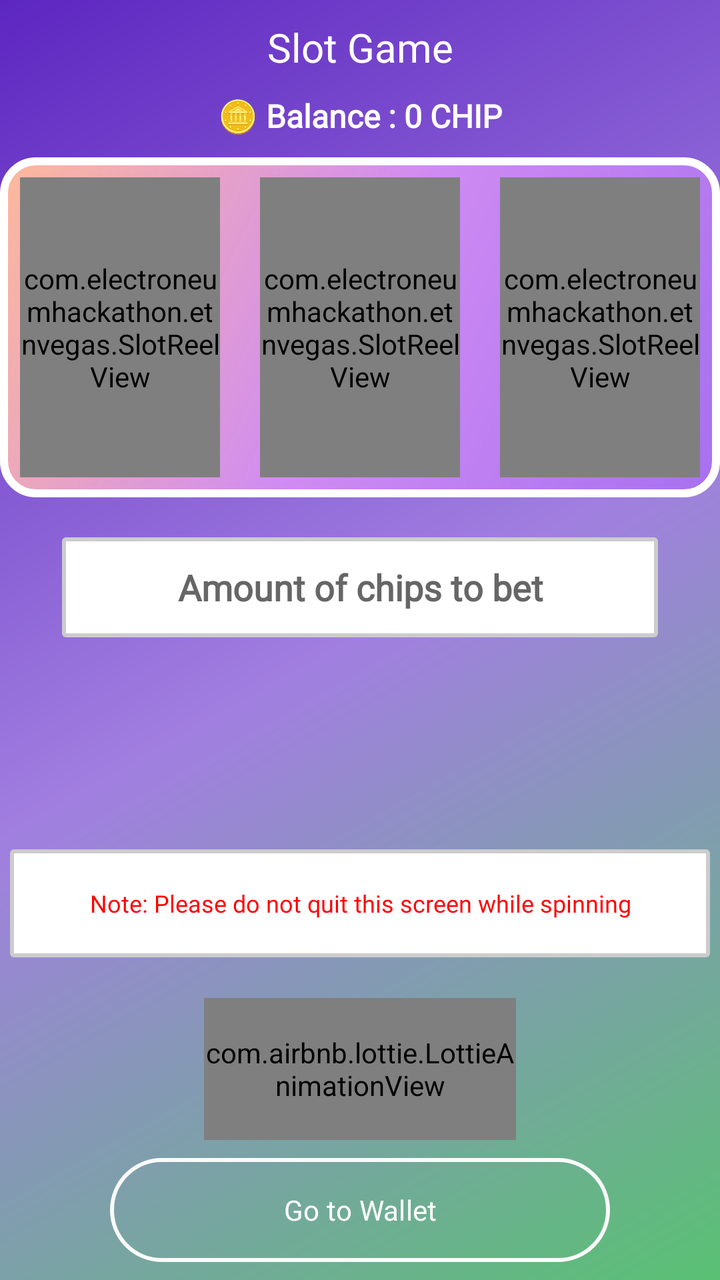
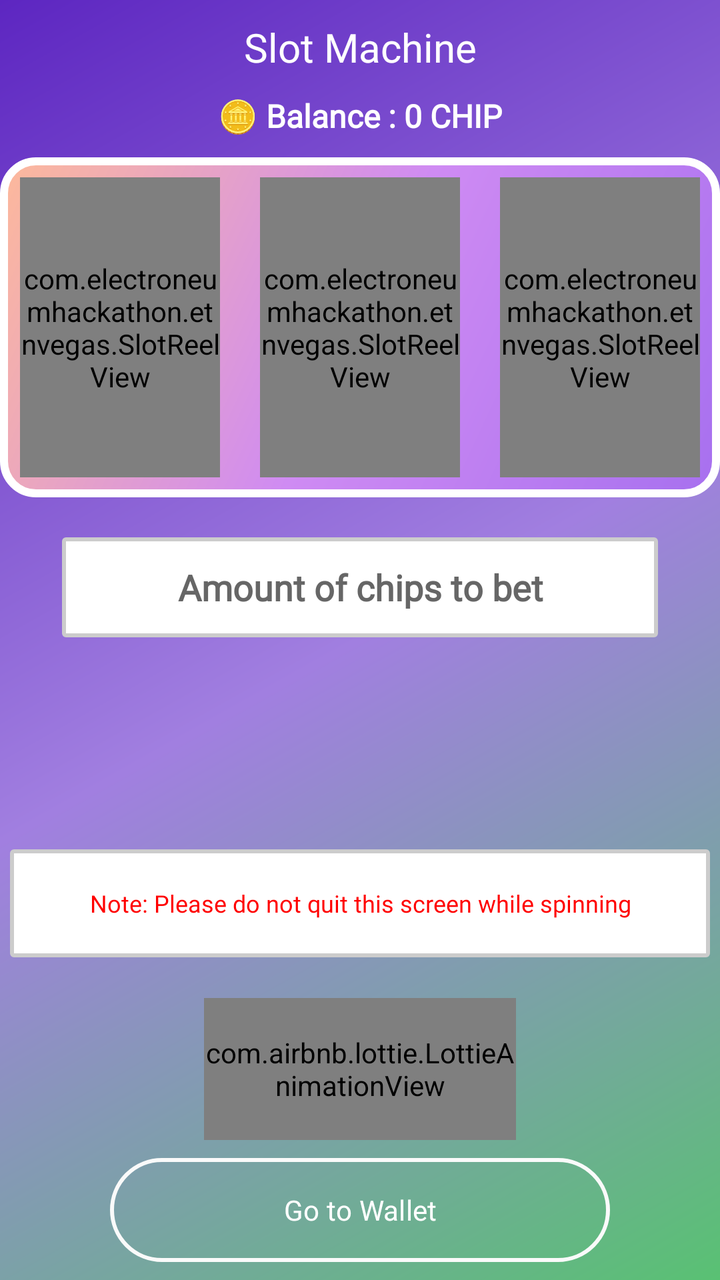

An Android layout rendered at two revisions. The XML below is the earlier revision; the diff shows what the commit changed to produce the second picture.
<!-- AndroidManifest.xml: application theme Theme.EtnVegas -->
<!-- res/layout/activity_slot_game.xml -->
<?xml version="1.0" encoding="utf-8"?>
<androidx.constraintlayout.widget.ConstraintLayout xmlns:android="http://schemas.android.com/apk/res/android"
    xmlns:app="http://schemas.android.com/apk/res-auto"
    xmlns:tools="http://schemas.android.com/tools"
    android:id="@+id/main"
    android:layout_width="match_parent"
    android:layout_height="match_parent"
    android:background="@drawable/gradient_background"
    tools:context="com.electroneumhackathon.etnvegas.SlotGameActivity">


    <TextView
        android:id="@+id/header"
        android:layout_width="wrap_content"
        android:layout_height="wrap_content"
        android:layout_marginTop="10dp"
        android:fontFamily="@font/marko_one"
        android:text="Slot Game"
        android:textColor="@color/white"
        android:textSize="20sp"
        app:layout_constraintEnd_toEndOf="parent"
        app:layout_constraintStart_toStartOf="parent"
        app:layout_constraintTop_toTopOf="parent" />

    

    <TextView
        android:id="@+id/balance_view"
        android:layout_width="241dp"
        android:layout_height="wrap_content"
        android:layout_marginStart="10dp"
        android:layout_marginTop="10dp"
        android:layout_marginEnd="10dp"
        android:fontFamily="@font/lustria"
        android:gravity="center"
        android:text="🪙 Balance : 0 CHIP"
        android:textColor="#FFFFFF"
        android:textSize="16sp"
        android:textStyle="bold"
        app:layout_constraintEnd_toEndOf="parent"
        app:layout_constraintStart_toStartOf="parent"
        app:layout_constraintTop_toBottomOf="@+id/header" />

    <LinearLayout
        android:id="@+id/slotContainer"
        android:layout_width="wrap_content"
        android:layout_height="wrap_content"
        android:layout_marginTop="10dp"
        android:background="@drawable/slot_gradient_layout_background"
        android:gravity="center"
        android:orientation="horizontal"
        app:layout_constraintEnd_toEndOf="parent"
        app:layout_constraintStart_toStartOf="parent"
        app:layout_constraintTop_toBottomOf="@id/balance_view">

        
        <com.electroneumhackathon.etnvegas.SlotReelView
            android:id="@+id/slot1"
            android:layout_width="100dp"
            android:layout_height="150dp"
            android:layout_margin="10dp"
            android:background="@drawable/slot_background" />

        <com.electroneumhackathon.etnvegas.SlotReelView
            android:id="@+id/slot2"
            android:layout_width="100dp"
            android:layout_height="150dp"
            android:layout_margin="10dp"
            android:background="@drawable/slot_background" />

        <com.electroneumhackathon.etnvegas.SlotReelView
            android:id="@+id/slot3"
            android:layout_width="100dp"
            android:layout_height="150dp"
            android:layout_margin="10dp"
            android:background="@drawable/slot_background" />

    </LinearLayout>

    <EditText
        android:id="@+id/bet_chip_amount_text"
        android:layout_width="298dp"
        android:layout_height="50dp"
        android:layout_marginStart="10dp"
        android:layout_marginTop="20dp"
        android:layout_marginEnd="10dp"
        android:background="@drawable/edit_text_box"
        android:ems="10"
        android:fontFamily="@font/lustria"
        android:gravity="center"
        android:hint="Amount of chips to bet"
        android:inputType="number"
        android:textColor="#000000"
        android:textColorHint="#666666"
        android:textStyle="bold"
        app:layout_constraintEnd_toEndOf="parent"
        app:layout_constraintStart_toStartOf="parent"
        app:layout_constraintTop_toBottomOf="@+id/slotContainer" />

    <TextView
        android:id="@+id/error_message"
        android:layout_width="351dp"
        android:layout_height="23dp"
        android:layout_marginStart="10dp"
        android:layout_marginTop="2dp"
        android:layout_marginEnd="10dp"
        android:background="@drawable/edit_text_box"
        android:backgroundTint="#FFFFFF"
        android:fontFamily="@font/marko_one"
        android:gravity="center"
        android:padding="5dp"
        android:text="Note: Please do not quit this screen while spinning"
        android:textColor="#FF0000"
        android:textSize="10sp"
        android:visibility="invisible"
        app:layout_constraintEnd_toEndOf="parent"
        app:layout_constraintStart_toStartOf="parent"
        app:layout_constraintTop_toBottomOf="@+id/bet_chip_amount_text" />

    <Button
        android:id="@+id/spinButton"
        android:layout_width="165dp"
        android:layout_height="61dp"
        android:layout_marginStart="10dp"
        android:layout_marginTop="10dp"
        android:layout_marginEnd="10dp"
        android:backgroundTint="#FFFFFF"
        android:enabled="false"
        android:fontFamily="@font/marko_one"
        android:text="Bet and Spin"
        android:textColor="@color/black"
        android:textStyle="bold"
        android:visibility="invisible"
        app:layout_constraintEnd_toEndOf="parent"
        app:layout_constraintStart_toStartOf="parent"
        app:layout_constraintTop_toBottomOf="@+id/error_message" />

    <TextView
        android:id="@+id/textView2"
        android:layout_width="350dp"
        android:layout_height="54dp"
        android:layout_marginStart="10dp"
        android:layout_marginTop="10dp"
        android:layout_marginEnd="10dp"
        android:background="@drawable/edit_text_box"
        android:fontFamily="@font/marko_one"
        android:gravity="center"
        android:padding="5dp"
        android:text="Note: Please do not quit this screen while spinning"
        android:textColor="#FF0000"
        android:textSize="12sp"
        app:layout_constraintEnd_toEndOf="parent"
        app:layout_constraintStart_toStartOf="parent"
        app:layout_constraintTop_toBottomOf="@+id/spinButton" />

    <com.airbnb.lottie.LottieAnimationView
        android:id="@+id/fetch_lottie_animation_1"
        android:layout_width="156dp"
        android:layout_height="71dp"
        android:layout_marginBottom="5dp"
        app:layout_constraintBottom_toTopOf="@+id/go_to_wallet"
        app:layout_constraintEnd_toEndOf="parent"
        app:layout_constraintStart_toStartOf="parent"
        app:lottie_autoPlay="true"
        app:lottie_loop="true"
        app:lottie_rawRes="@raw/loader" />

    <Button
        android:id="@+id/go_to_wallet"
        android:layout_width="250dp"
        android:layout_height="60dp"
        android:layout_marginStart="5dp"
        android:layout_marginEnd="5dp"
        android:layout_marginBottom="5dp"
        android:backgroundTint="@android:color/transparent"
        android:fontFamily="@font/marko_one"
        android:text="Go to Wallet"
        android:textSize="14sp"
        app:layout_constraintBottom_toBottomOf="parent"
        app:layout_constraintEnd_toEndOf="parent"
        app:layout_constraintStart_toStartOf="parent"
        app:strokeColor="#FAFAFA"
        app:strokeWidth="2dp" />

    


</androidx.constraintlayout.widget.ConstraintLayout>
<!-- resources referenced by this layout -->
<resources>
  <color name="black">#FF000000</color>
  <color name="white">#FFFFFFFF</color>
  <!-- drawable edit_text_box (drawable) -->
  <shape xmlns:android="http://schemas.android.com/apk/res/android">
      <solid android:color="#FFFFFF"/> 
      <corners android:radius="1dp"/> 
      <stroke android:color="#CCCCCC" android:width="2dp"/> 
  </shape>
  <!-- drawable gradient_background (drawable) -->
  <shape
  xmlns:android="http://schemas.android.com/apk/res/android"
  android:shape="rectangle">
  <gradient
      android:startColor="#59c173"
      android:centerColor="#a17fe0"
      android:endColor="#5d26c1"
      android:useLevel="false"
      android:angle="135" />
  </shape>
  <!-- drawable slot_background (drawable) -->
  <?xml version="1.0" encoding="utf-8"?>
  <layer-list xmlns:android="http://schemas.android.com/apk/res/android">
  
      
      <item>
          <shape android:shape="rectangle">
              <solid android:color="#1A000000" />
              <corners android:radius="12dp" />
          </shape>
      </item>
  
      
      <item android:top="2dp" android:left="2dp" android:right="2dp" android:bottom="2dp">
          <shape android:shape="rectangle">
              <gradient
                  android:startColor="#3F51B5"
                  android:endColor="#1A237E"
                  android:angle="90" />
              <corners android:radius="12dp" />
          </shape>
      </item>
  
      
      <item android:top="4dp" android:left="4dp" android:right="4dp" android:bottom="20dp">
          <shape android:shape="rectangle">
              <gradient
                  android:startColor="#80FFFFFF"
                  android:endColor="#00FFFFFF"
                  android:angle="90" />
              <corners android:radius="10dp" />
          </shape>
      </item>
  
      
      <item android:top="6dp" android:left="6dp" android:right="6dp" android:bottom="6dp">
          <shape android:shape="rectangle">
              <solid android:color="#121212" />
              <corners android:radius="10dp" />
              <stroke
                  android:width="3dp"
                  android:color="#FFD700" />
          </shape>
      </item>
  
  </layer-list>
  <!-- drawable slot_gradient_layout_background (drawable) -->
  <shape
      xmlns:android="http://schemas.android.com/apk/res/android"
      android:shape="rectangle">
  
      
      
      <gradient
          android:startColor="#a770ef"
      android:centerColor="#cf8bf3"
      android:endColor="#fdb99b"
      android:angle="135" />
  
      
      <stroke
          android:width="4dp"
          android:color="#ffffff" /> 
  
      
      <corners
          android:radius="16dp" />
  </shape>
  <style name="Theme.EtnVegas" parent="Base.Theme.EtnVegas" />
  <style name="Base.Theme.EtnVegas" parent="Theme.Material3.DayNight.NoActionBar">
          
          
          <item name="android:forceDarkAllowed" tools:targetApi="q">false</item>
      </style>
</resources>

<!-- the commit's change to res/layout/activity_slot_game.xml (unified diff, before → after) -->
@@ -15,7 +15,7 @@
         android:layout_height="wrap_content"
         android:layout_marginTop="10dp"
         android:fontFamily="@font/marko_one"
-        android:text="Slot Game"
+        android:text="Slot Machine"
         android:textColor="@color/white"
         android:textSize="20sp"
         app:layout_constraintEnd_toEndOf="parent"
